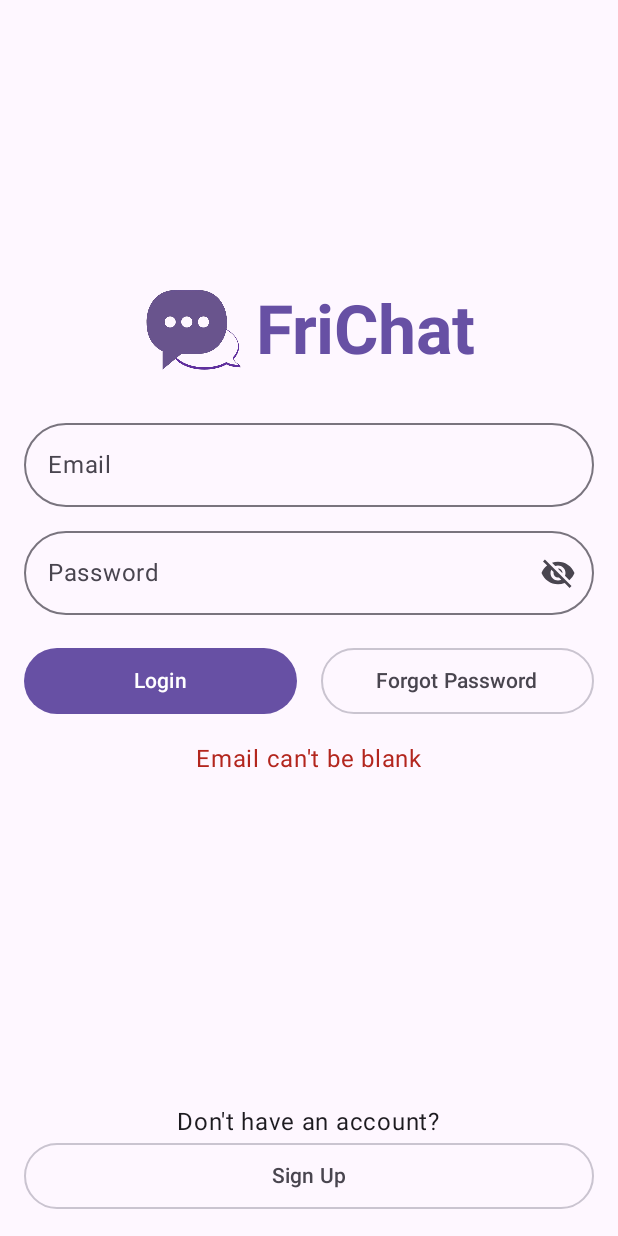
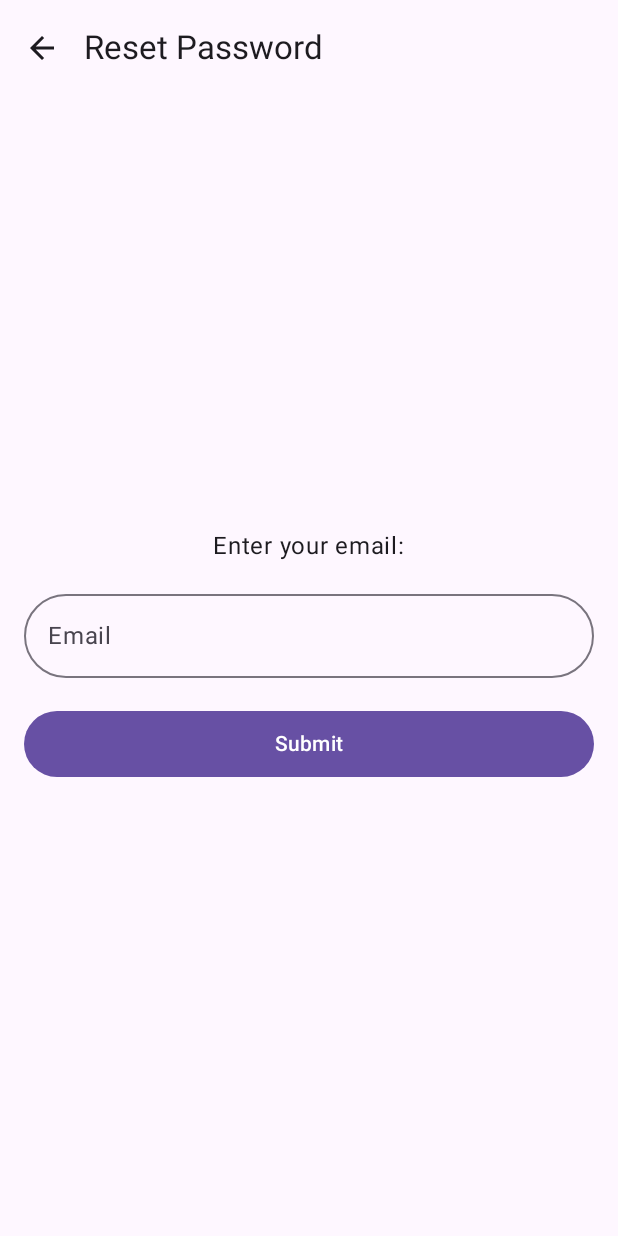
Before and after one commit to tuanbkb/FriChat, an Android app built with Jetpack Compose: the screen it shows after launch (MainActivity), after a tap on "Forgot Password", on a phone screen of 412 x 824 dp. Run offline under Robolectric (Android 15) with nearby library versions, the phone set to English and light mode, and no system bars; our stand-ins replace Dagger/Hilt's generated code, Firebase (no records; nobody signed in at launch, a user with empty details on screens opened directly); 1 other tap on this screen came first.

Commit message:
Reset Password Implemented

```diff
--- a/app/src/main/java/com/example/frichat/domain/repository/AuthRepository.kt
+++ b/app/src/main/java/com/example/frichat/domain/repository/AuthRepository.kt
@@ -6,4 +6,5 @@ interface AuthRepository{
     suspend fun registerUser(email: String, username: String, password: String): AuthResult
     suspend fun saveUserToFirestore(email: String, username: String, userId: String): AuthResult
     suspend fun loginUser(email: String, password: String): AuthResult
+    suspend fun resetPassword(email: String): AuthResult
 }
--- /dev/null
+++ b/app/src/main/java/com/example/frichat/domain/usecase/ResetPasswordUseCase.kt
@@ -0,0 +1,12 @@
+package com.example.frichat.domain.usecase
+
+import com.example.frichat.data.model.AuthResult
+import com.example.frichat.domain.repository.AuthRepository
+import javax.inject.Inject
+
+class ResetPasswordUseCase @Inject constructor(private val authRepository: AuthRepository) {
+    suspend operator fun invoke(email: String): AuthResult {
+        if (email.isBlank()) return AuthResult.Error("Email can't be blank")
+        return authRepository.resetPassword(email)
+    }
+}
--- a/app/src/main/java/com/example/frichat/presentation/navigation/NavigationGraph.kt
+++ b/app/src/main/java/com/example/frichat/presentation/navigation/NavigationGraph.kt
@@ -5,6 +5,7 @@ import androidx.navigation.NavHostController
 import androidx.navigation.compose.NavHost
 import androidx.navigation.compose.composable
 import com.example.frichat.presentation.screen.login.LoginScreen
+import com.example.frichat.presentation.screen.resetpassword.ResetPasswordScreen
 import com.example.frichat.presentation.screen.signup.SignUpScreen
 
 @Composable
@@ -18,7 +19,7 @@ fun NavigationGraph(
         composable(Screen.LoginScreen.route) {
             LoginScreen(
                 onLoginSuccess = {},
-                onForgotPasswordClick = {},
+                onForgotPasswordClick = { navController.navigate(Screen.ResetPasswordScreen.route) },
                 onSignUpClick = { navController.navigate(Screen.SignUpScreen.route) }
             )
         }
@@ -28,5 +29,11 @@ fun NavigationGraph(
                 onReturnClick = { navController.navigate(Screen.LoginScreen.route) },
             )
         }
+
+        composable(Screen.ResetPasswordScreen.route) {
+            ResetPasswordScreen(
+                onReturnClick = { navController.navigate(Screen.LoginScreen.route) }
+            )
+        }
     }
 }
--- a/app/src/main/java/com/example/frichat/presentation/navigation/Screen.kt
+++ b/app/src/main/java/com/example/frichat/presentation/navigation/Screen.kt
@@ -3,4 +3,5 @@ package com.example.frichat.presentation.navigation
 sealed class Screen(val route: String) {
     object LoginScreen: Screen("login_screen")
     object SignUpScreen: Screen("signup_screen")
+    object ResetPasswordScreen: Screen("reset_password_screen")
 }
--- /dev/null
+++ b/app/src/main/java/com/example/frichat/presentation/screen/resetpassword/ResetPasswordScreen.kt
@@ -0,0 +1,150 @@
+package com.example.frichat.presentation.screen.resetpassword
+
+import androidx.compose.foundation.layout.Arrangement
+import androidx.compose.foundation.layout.Column
+import androidx.compose.foundation.layout.fillMaxSize
+import androidx.compose.foundation.layout.fillMaxWidth
+import androidx.compose.foundation.layout.padding
+import androidx.compose.material.icons.Icons
+import androidx.compose.material.icons.automirrored.filled.ArrowBack
+import androidx.compose.material3.AlertDialog
+import androidx.compose.material3.Button
+import androidx.compose.material3.ExperimentalMaterial3Api
+import androidx.compose.material3.Icon
+import androidx.compose.material3.IconButton
+import androidx.compose.material3.MaterialTheme
+import androidx.compose.material3.Scaffold
+import androidx.compose.material3.Text
+import androidx.compose.material3.TextButton
+import androidx.compose.material3.TopAppBar
+import androidx.compose.runtime.Composable
+import androidx.compose.runtime.LaunchedEffect
+import androidx.compose.runtime.collectAsState
+import androidx.compose.runtime.getValue
+import androidx.compose.ui.Alignment
+import androidx.compose.ui.Modifier
+import androidx.compose.ui.text.input.ImeAction
+import androidx.compose.ui.tooling.preview.Preview
+import androidx.compose.ui.unit.dp
+import androidx.hilt.navigation.compose.hiltViewModel
+import com.example.frichat.data.model.AuthResult
+import com.example.frichat.presentation.component.AuthTextField
+import com.example.frichat.presentation.component.CircularProgressIndicatorFullSize
+import com.example.frichat.ui.theme.AppTheme
+
+@Composable
+fun ResetPasswordScreen(
+    viewModel: ResetPasswordViewModel = hiltViewModel(),
+    onReturnClick: () -> Unit,
+    modifier: Modifier = Modifier
+) {
+    val state by viewModel.state.collectAsState()
+
+    LaunchedEffect(key1 = state.resetPasswordState) {
+        state.resetPasswordState.let {
+            when (it) {
+                is AuthResult.Success -> viewModel.showDialog()
+                is AuthResult.Error -> viewModel.setErrorMessage(it.message)
+                else -> {}
+            }
+        }
+    }
+    Scaffold(
+        topBar = { ResetPasswordTopBar(onReturnClick = onReturnClick) },
+        modifier = modifier
+    ) { innerPadding ->
+        Column(
+            horizontalAlignment = Alignment.CenterHorizontally,
+            verticalArrangement = Arrangement.Center,
+            modifier = Modifier
+                .fillMaxSize()
+                .padding(innerPadding)
+                .padding(16.dp)
+        ) {
+            Text(text = "Enter your email:", modifier = Modifier.padding(bottom = 8.dp))
+            AuthTextField(
+                label = "Email",
+                value = state.email,
+                onValueChange = { viewModel.onEmailChange(it) },
+                imeAction = ImeAction.Done
+            )
+            if (state.errorMessage.isNotBlank()) {
+                Text(
+                    text = state.errorMessage,
+                    color = MaterialTheme.colorScheme.error,
+                    modifier = Modifier.padding(vertical = 8.dp)
+                )
+            }
+            Button(
+                onClick = { viewModel.sendEmail() },
+                modifier = Modifier
+                    .fillMaxWidth()
+                    .padding(vertical = 16.dp)
+            ) {
+                Text(text = "Submit", modifier = Modifier.padding(4.dp))
+            }
+        }
+    }
+
+    if (state.resetPasswordState is AuthResult.Loading) {
+        CircularProgressIndicatorFullSize()
+    }
+
+    if (state.showDialog) {
+        ResetPasswordDialog(viewModel = viewModel, onReturnClick = onReturnClick)
+    }
+}
+
+@OptIn(ExperimentalMaterial3Api::class)
+@Composable
+fun ResetPasswordTopBar(
+    modifier: Modifier = Modifier,
+    onReturnClick: () -> Unit
+) {
+    TopAppBar(
+        title = { Text(text = "Reset Password") },
+        navigationIcon = {
+            IconButton(
+                onClick = onReturnClick
+            ) {
+                Icon(
+                    imageVector = Icons.AutoMirrored.Filled.ArrowBack,
+                    contentDescription = "Go Back"
+                )
+            }
+        },
+        modifier = modifier
+    )
+}
+
+@Composable
+fun ResetPasswordDialog(
+    viewModel: ResetPasswordViewModel,
+    onReturnClick: () -> Unit,
+    modifier: Modifier = Modifier
+) {
+    AlertDialog(
+        onDismissRequest = { viewModel.hideDialog() },
+        confirmButton = {
+            TextButton(
+                onClick = onReturnClick
+            ) { Text(text = "Confirm") }
+        },
+        text = {
+            Text(
+                text = "We just sent you an email to reset your password. " +
+                        "Please check your inbox to proceed"
+            )
+        },
+        title = { Text(text = "Reset password email sent") },
+        modifier = modifier
+    )
+}
+
+@Preview(showBackground = true, showSystemUi = true)
+@Composable
+fun ResetPasswordScreenPreview() {
+    AppTheme {
+        ResetPasswordScreen(onReturnClick = {})
+    }
+}
--- /dev/null
+++ b/app/src/main/java/com/example/frichat/presentation/screen/resetpassword/ResetPasswordState.kt
@@ -0,0 +1,10 @@
+package com.example.frichat.presentation.screen.resetpassword
+
+import com.example.frichat.data.model.AuthResult
+
+data class ResetPasswordState(
+    val email: String = "",
+    val showDialog: Boolean = false,
+    val resetPasswordState: AuthResult = AuthResult.Idle,
+    val errorMessage: String = ""
+)
--- /dev/null
+++ b/app/src/main/java/com/example/frichat/presentation/screen/resetpassword/ResetPasswordViewModel.kt
@@ -0,0 +1,44 @@
+package com.example.frichat.presentation.screen.resetpassword
+
+import androidx.lifecycle.ViewModel
+import androidx.lifecycle.viewModelScope
+import com.example.frichat.data.model.AuthResult
+import com.example.frichat.domain.usecase.ResetPasswordUseCase
+import dagger.hilt.android.lifecycle.HiltViewModel
+import kotlinx.coroutines.flow.MutableStateFlow
+import kotlinx.coroutines.flow.StateFlow
+import kotlinx.coroutines.flow.asStateFlow
+import kotlinx.coroutines.flow.update
+import kotlinx.coroutines.launch
+import javax.inject.Inject
+
+@HiltViewModel
+class ResetPasswordViewModel @Inject constructor(private val resetPasswordUseCase: ResetPasswordUseCase) :
+    ViewModel() {
+    private val _state = MutableStateFlow(ResetPasswordState())
+    val state: StateFlow<ResetPasswordState> = _state.asStateFlow()
+
+    fun onEmailChange(email: String) {
+        _state.update { it.copy(email = email) }
+    }
+
+    fun showDialog() {
+        _state.update { it.copy(showDialog = true) }
+    }
+
+    fun hideDialog() {
+        _state.update { it.copy(showDialog = false) }
+    }
+
+    fun sendEmail() {
+        viewModelScope.launch {
+            _state.update { it.copy(resetPasswordState = AuthResult.Loading, errorMessage = "") }
+            val result = resetPasswordUseCase.invoke(email = _state.value.email)
+            _state.update { it.copy(resetPasswordState = result) }
+        }
+    }
+
+    fun setErrorMessage(errorMessage: String) {
+        _state.update { it.copy(errorMessage = errorMessage) }
+    }
+}
```
Also changed, not shown: app/src/main/java/com/example/frichat/data/repository/AuthRepositoryImpl.kt (+11 -2 lines).
